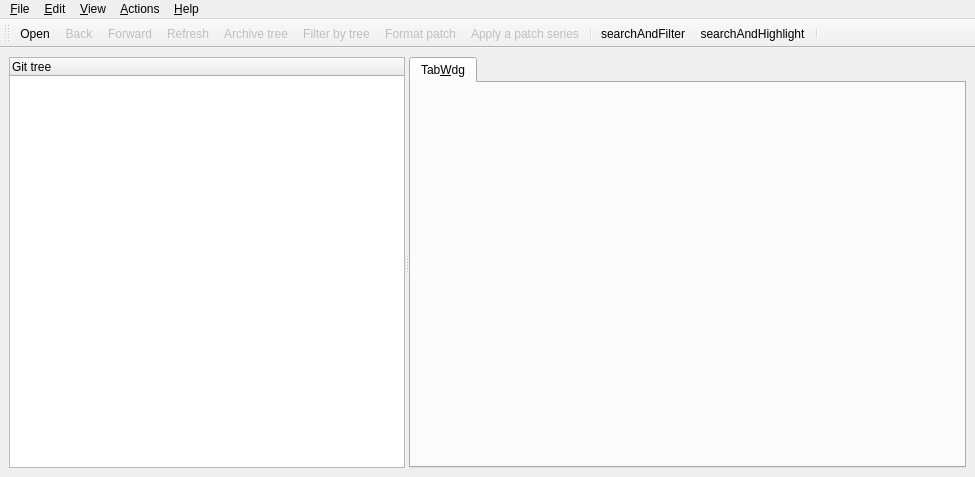
Above: src/mainview.ui from tibirna/qgit before the change. Below: the same form after it.
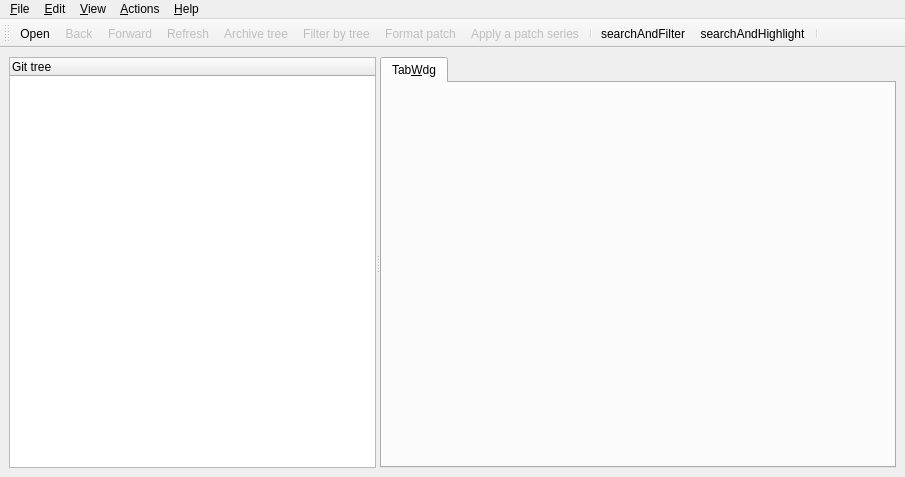
That is the form after the change. Icons and pictures are not drawn. Custom widgets are drawn as their Qt base class.

```diff
--- a/src/mainview.ui
+++ b/src/mainview.ui
@@ -5,7 +5,7 @@
    <rect>
     <x>0</x>
     <y>0</y>
-    <width>975</width>
+    <width>905</width>
     <height>477</height>
    </rect>
   </property>
@@ -108,7 +108,7 @@
     <rect>
      <x>0</x>
      <y>0</y>
-     <width>975</width>
+     <width>905</width>
      <height>32</height>
     </rect>
    </property>
```
